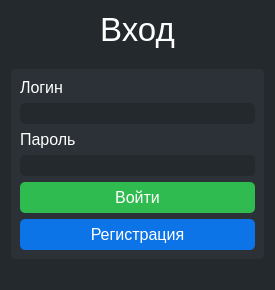
This is UI/login.ui in bobrnebobr/KyrgyzstanProjectPyQT as Qt 5 draws it before an edit. The edited form follows.
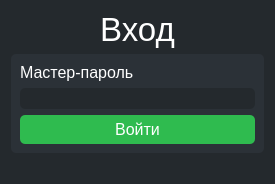
This is the edited form.

Patch:
```diff
--- a/UI/login.ui
+++ b/UI/login.ui
@@ -7,7 +7,7 @@
     <x>0</x>
     <y>0</y>
     <width>275</width>
-    <height>290</height>
+    <height>184</height>
    </rect>
   </property>
   <property name="sizePolicy">
@@ -19,13 +19,13 @@
   <property name="minimumSize">
    <size>
     <width>275</width>
-    <height>290</height>
+    <height>184</height>
    </size>
   </property>
   <property name="maximumSize">
    <size>
     <width>275</width>
-    <height>290</height>
+    <height>184</height>
    </size>
   </property>
   <property name="windowTitle">
@@ -35,20 +35,7 @@
    <string notr="true">background-color:rgb(36,41,45);</string>
   </property>
   <layout class="QGridLayout" name="gridLayout">
-   <item row="1" column="0">
-    <spacer name="verticalSpacer">
-     <property name="orientation">
-      <enum>Qt::Vertical</enum>
-     </property>
-     <property name="sizeHint" stdset="0">
-      <size>
-       <width>20</width>
-       <height>40</height>
-      </size>
-     </property>
-    </spacer>
-   </item>
-   <item row="4" column="0" colspan="2">
+   <item row="3" column="0" colspan="2">
     <widget class="QLabel" name="label">
      <property name="font">
       <font>
@@ -66,7 +53,32 @@
      </property>
     </widget>
    </item>
-   <item row="3" column="0" colspan="2">
+   <item row="0" column="0" colspan="2">
+    <widget class="QLabel" name="loginTitle">
+     <property name="font">
+      <font>
+       <family>Tahoma</family>
+       <pointsize>25</pointsize>
+      </font>
+     </property>
+     <property name="layoutDirection">
+      <enum>Qt::LeftToRight</enum>
+     </property>
+     <property name="styleSheet">
+      <string notr="true">color:rgb(255,255,255);font-size:25pt;</string>
+     </property>
+     <property name="text">
+      <string>Вход</string>
+     </property>
+     <property name="textFormat">
+      <enum>Qt::PlainText</enum>
+     </property>
+     <property name="alignment">
+      <set>Qt::AlignCenter</set>
+     </property>
+    </widget>
+   </item>
+   <item row="2" column="0" colspan="2">
     <widget class="QWidget" name="formWidget" native="true">
      <property name="styleSheet">
       <string notr="true">background-color:rgb(43,49,55);
@@ -74,49 +86,6 @@
 border-width:2px;</string>
      </property>
      <layout class="QVBoxLayout" name="verticalLayout">
-      <item>
-       <widget class="QLabel" name="loginLabel">
-        <property name="font">
-         <font>
-          <family>Tahoma</family>
-          <pointsize>12</pointsize>
-         </font>
-        </property>
-        <property name="styleSheet">
-         <string notr="true">color:rgb(255,255,255);</string>
-        </property>
-        <property name="text">
-         <string>Логин</string>
-        </property>
-        <property name="alignment">
-         <set>Qt::AlignLeading|Qt::AlignLeft|Qt::AlignVCenter</set>
-        </property>
-       </widget>
-      </item>
-      <item>
-       <widget class="QLineEdit" name="loginEdit">
-        <property name="font">
-         <font>
-          <family>Tahoma</family>
-          <pointsize>12</pointsize>
-         </font>
-        </property>
-        <property name="autoFillBackground">
-         <bool>false</bool>
-        </property>
-        <property name="styleSheet">
-         <string notr="true">color:rgb(255,255,255);background-color:rgb(36,41,45);font-size:12pt;
-border-radius:5px;
-border-width:2px;</string>
-        </property>
-        <property name="inputMethodHints">
-         <set>Qt::ImhNone</set>
-        </property>
-        <property name="echoMode">
-         <enum>QLineEdit::Normal</enum>
-        </property>
-       </widget>
-      </item>
       <item>
        <widget class="QLabel" name="passwordLabel">
         <property name="font">
@@ -129,7 +98,7 @@
          <string notr="true">color:rgb(255,255,255);</string>
         </property>
         <property name="text">
-         <string>Пароль</string>
+         <string>Мастер-пароль</string>
         </property>
         <property name="alignment">
          <set>Qt::AlignLeading|Qt::AlignLeft|Qt::AlignVCenter</set>
@@ -363,28 +332,6 @@
         </property>
        </widget>
       </item>
-      <item>
-       <widget class="QPushButton" name="registerButton">
-        <property name="font">
-         <font>
-          <family>Tahoma</family>
-          <pointsize>12</pointsize>
-         </font>
-        </property>
-        <property name="styleSheet">
-         <string notr="true">border-radius:5px;
-border-width:2px;
-padding:6px;
-border-color:rgb(13,116,231);
-background-color:rgb(13,116,231);
-color:rgb(255,255,255);
-font-size:12pt;</string>
-        </property>
-        <property name="text">
-         <string>Регистрация</string>
-        </property>
-       </widget>
-      </item>
      </layout>
     </widget>
    </item>
```
Left out of the diff: 25 changed lines with no effect on the pictures.
